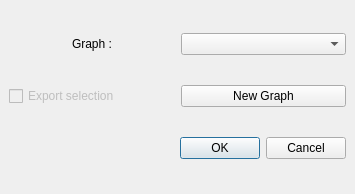
Qt form src/visualea/resources/tofactory.ui (openalea/visualea) before a commit.
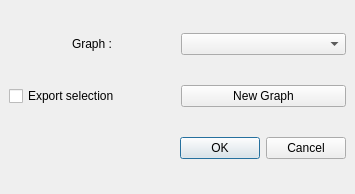
The same form after that commit. Icons and pictures are not drawn.

The edit to the form file:
```diff
--- a/src/visualea/resources/tofactory.ui
+++ b/src/visualea/resources/tofactory.ui
@@ -61,9 +61,6 @@
      </property>
      <item>
       <widget class="QCheckBox" name="selectionBox" >
-       <property name="enabled" >
-        <bool>false</bool>
-       </property>
        <property name="text" >
         <string>Export selection</string>
        </property>
```
